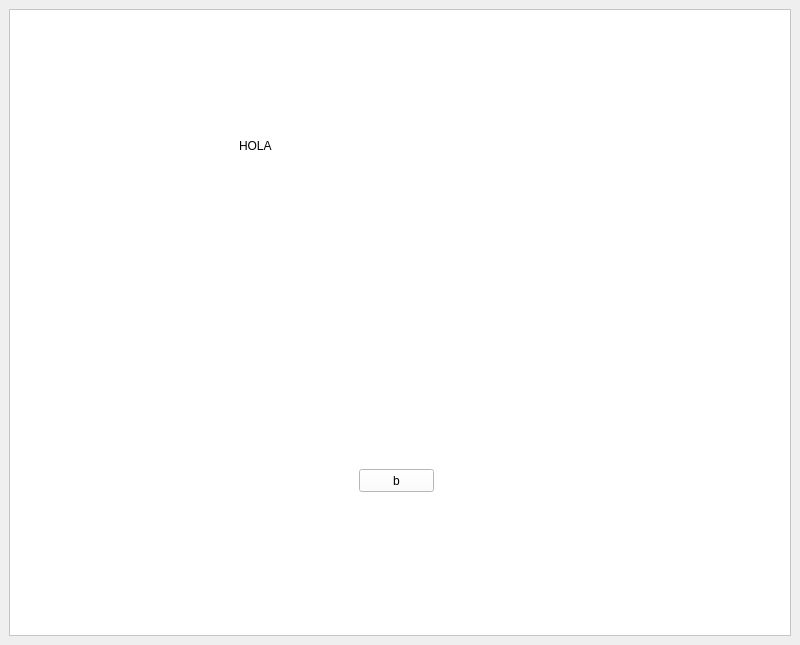
Above: gui.ui from juanignaciocansillieri/Proyecto-Final before the change. Below: the same form after it.
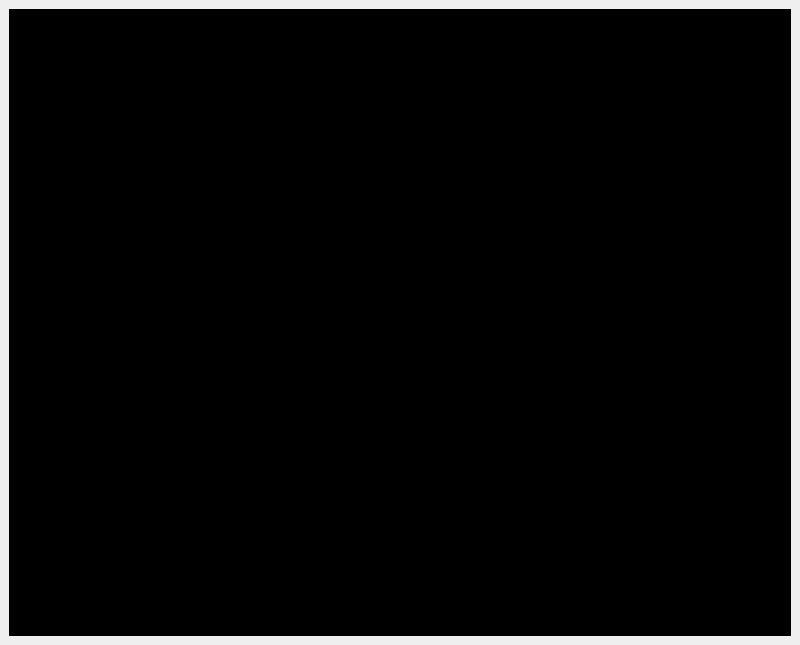
That is the form after the change.

Patch:
```diff
--- a/gui.ui
+++ b/gui.ui
@@ -18,7 +18,7 @@
     <item>
      <widget class="QFrame" name="frame">
       <property name="styleSheet">
-       <string notr="true">background: #fff;
+       <string notr="true">background: #000;
 </string>
       </property>
       <property name="frameShape">
@@ -27,32 +27,6 @@
       <property name="frameShadow">
        <enum>QFrame::Raised</enum>
       </property>
-      <widget class="QPushButton" name="btn">
-       <property name="geometry">
-        <rect>
-         <x>350</x>
-         <y>460</y>
-         <width>75</width>
-         <height>23</height>
-        </rect>
-       </property>
-       <property name="text">
-        <string>b</string>
-       </property>
-      </widget>
-      <widget class="QLabel" name="lbl">
-       <property name="geometry">
-        <rect>
-         <x>230</x>
-         <y>130</y>
-         <width>47</width>
-         <height>13</height>
-        </rect>
-       </property>
-       <property name="text">
-        <string>HOLA</string>
-       </property>
-      </widget>
      </widget>
     </item>
    </layout>
```
